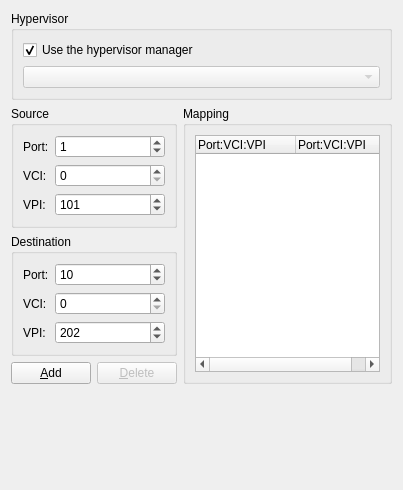
Old version of the form GNS3/Ui/ConfigurationPages/Form_ATMSWPage.ui in the repository GNS3/gns3-legacy.
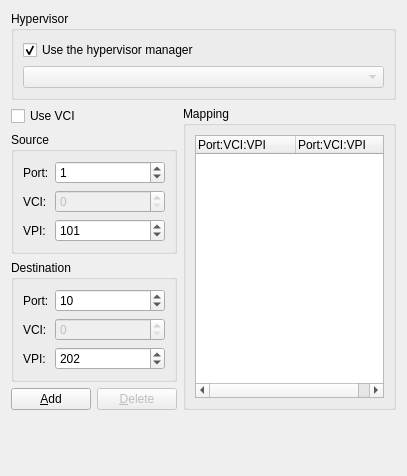
New version of the form.

What changed in the file:
```diff
--- a/GNS3/Ui/ConfigurationPages/Form_ATMSWPage.ui
+++ b/GNS3/Ui/ConfigurationPages/Form_ATMSWPage.ui
@@ -6,7 +6,7 @@
     <x>0</x>
     <y>0</y>
     <width>403</width>
-    <height>490</height>
+    <height>476</height>
    </rect>
   </property>
   <property name="windowTitle" >
@@ -53,6 +53,45 @@
     </widget>
    </item>
    <item row="1" column="0" colspan="2" >
+    <widget class="QCheckBox" name="checkBoxVCI" >
+     <property name="text" >
+      <string>Use VCI</string>
+     </property>
+    </widget>
+   </item>
+   <item rowspan="4" row="1" column="2" >
+    <widget class="QGroupBox" name="groupBox_2" >
+     <property name="title" >
+      <string>Mapping</string>
+     </property>
+     <layout class="QVBoxLayout" >
+      <item>
+       <widget class="QTreeWidget" name="treeWidgetVCmap" >
+        <property name="sizePolicy" >
+         <sizepolicy vsizetype="Expanding" hsizetype="Expanding" >
+          <horstretch>0</horstretch>
+          <verstretch>0</verstretch>
+         </sizepolicy>
+        </property>
+        <property name="rootIsDecorated" >
+         <bool>false</bool>
+        </property>
+        <column>
+         <property name="text" >
+          <string>Port:VCI:VPI</string>
+         </property>
+        </column>
+        <column>
+         <property name="text" >
+          <string>Port:VCI:VPI</string>
+         </property>
+        </column>
+       </widget>
+      </item>
+     </layout>
+    </widget>
+   </item>
+   <item row="2" column="0" colspan="2" >
     <widget class="QGroupBox" name="groupBox" >
      <property name="sizePolicy" >
       <sizepolicy vsizetype="Preferred" hsizetype="Expanding" >
@@ -99,6 +138,9 @@
       </item>
       <item row="1" column="1" >
        <widget class="QSpinBox" name="spinBoxSrcVCI" >
+        <property name="enabled" >
+         <bool>false</bool>
+        </property>
         <property name="sizePolicy" >
          <sizepolicy vsizetype="Fixed" hsizetype="Expanding" >
           <horstretch>0</horstretch>
@@ -139,39 +181,7 @@
      </layout>
     </widget>
    </item>
-   <item rowspan="3" row="1" column="2" >
-    <widget class="QGroupBox" name="groupBox_2" >
-     <property name="title" >
-      <string>Mapping</string>
-     </property>
-     <layout class="QVBoxLayout" >
-      <item>
-       <widget class="QTreeWidget" name="treeWidgetVCmap" >
-        <property name="sizePolicy" >
-         <sizepolicy vsizetype="Expanding" hsizetype="Expanding" >
-          <horstretch>0</horstretch>
-          <verstretch>0</verstretch>
-         </sizepolicy>
-        </property>
-        <property name="rootIsDecorated" >
-         <bool>false</bool>
-        </property>
-        <column>
-         <property name="text" >
-          <string>Port:VCI:VPI</string>
-         </property>
-        </column>
-        <column>
-         <property name="text" >
-          <string>Port:VCI:VPI</string>
-         </property>
-        </column>
-       </widget>
-      </item>
-     </layout>
-    </widget>
-   </item>
-   <item row="2" column="0" colspan="2" >
+   <item row="3" column="0" colspan="2" >
     <widget class="QGroupBox" name="groupBox_3" >
      <property name="sizePolicy" >
       <sizepolicy vsizetype="Preferred" hsizetype="Expanding" >
@@ -218,6 +228,9 @@
       </item>
       <item row="1" column="1" >
        <widget class="QSpinBox" name="spinBoxDestVCI" >
+        <property name="enabled" >
+         <bool>false</bool>
+        </property>
         <property name="sizePolicy" >
          <sizepolicy vsizetype="Fixed" hsizetype="Expanding" >
           <horstretch>0</horstretch>
@@ -258,14 +271,14 @@
      </layout>
     </widget>
    </item>
-   <item row="3" column="0" >
+   <item row="4" column="0" >
     <widget class="QPushButton" name="pushButtonAdd" >
      <property name="text" >
       <string>&amp;Add</string>
      </property>
     </widget>
    </item>
-   <item row="3" column="1" >
+   <item row="4" column="1" >
     <widget class="QPushButton" name="pushButtonDelete" >
      <property name="enabled" >
       <bool>false</bool>
@@ -275,15 +288,15 @@
      </property>
     </widget>
    </item>
-   <item row="4" column="2" >
+   <item row="5" column="2" >
     <spacer>
      <property name="orientation" >
       <enum>Qt::Vertical</enum>
      </property>
      <property name="sizeHint" >
       <size>
-       <width>20</width>
-       <height>20</height>
+       <width>213</width>
+       <height>31</height>
       </size>
      </property>
     </spacer>
```
